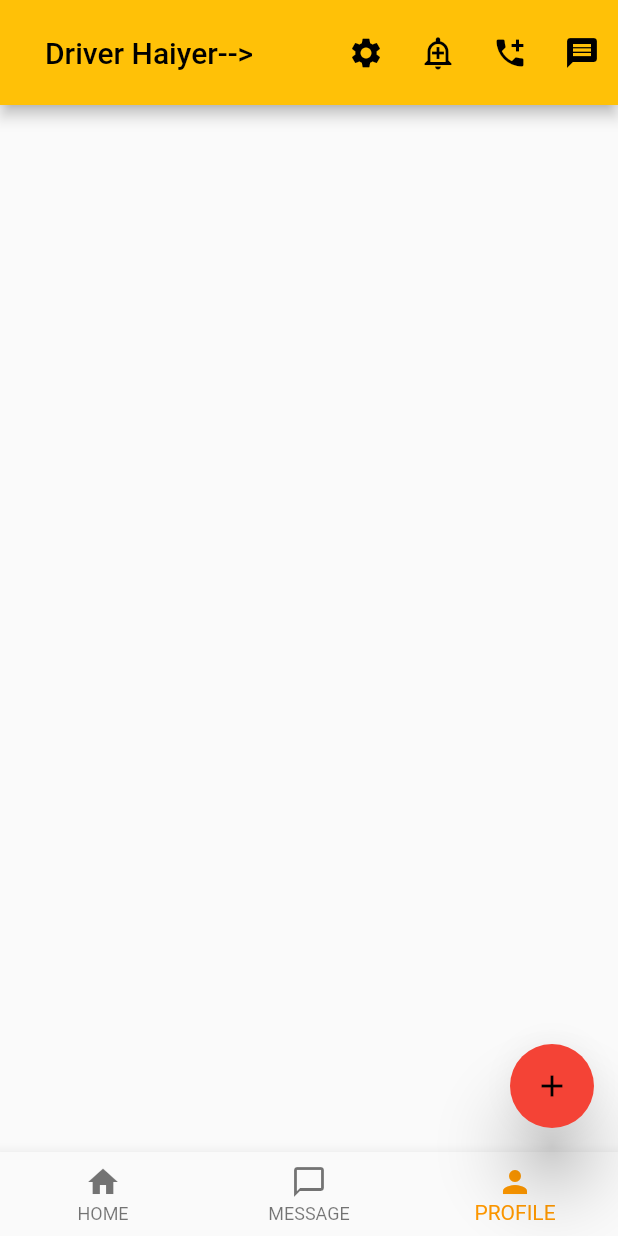
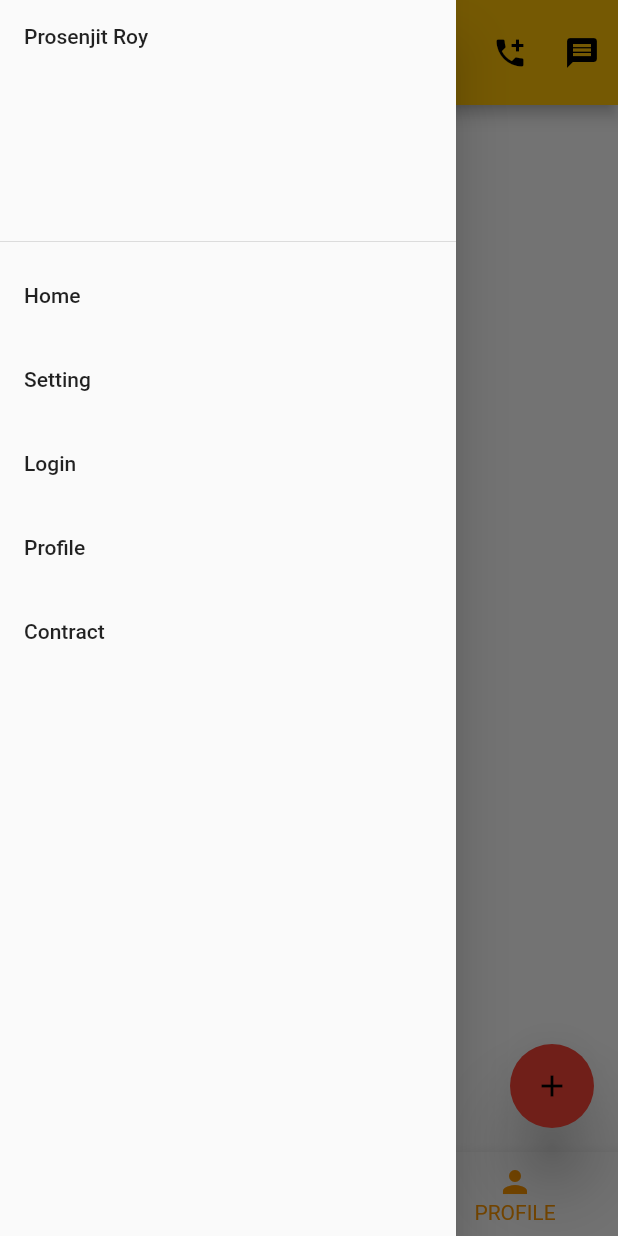
Before and after one commit to tutonroy1807/Flutter_Basic_App, a Flutter app: the screen it shows after launch, with the side drawer open (before the commit the screen has no drawer), on a phone screen of 412 x 824 dp. Run offline on Flutter 3.47's test engine with Material 2 defaults, Android fonts, the phone set to English and light mode, and no system bars.

Commit message:
Drawer: Add drawer in your app.

```diff
--- a/lib/main.dart
+++ b/lib/main.dart
@@ -87,6 +87,18 @@ class HomePage extends StatelessWidget {
 
 
       ),
+      drawer: Drawer(
+        child: ListView(
+          children: [
+            DrawerHeader(child: Text("Prosenjit Roy")),
+            ListTile(title: Text("Home"),),
+            ListTile(title: Text("Setting"),),
+            ListTile(title: Text("Login"),),
+            ListTile(title: Text("Profile"),),
+            ListTile(title: Text("Contract"),),
+          ],
+        ),
+      ),
     );
   }
 }
```
Lines whose indentation alone changed are shown as unchanged.
